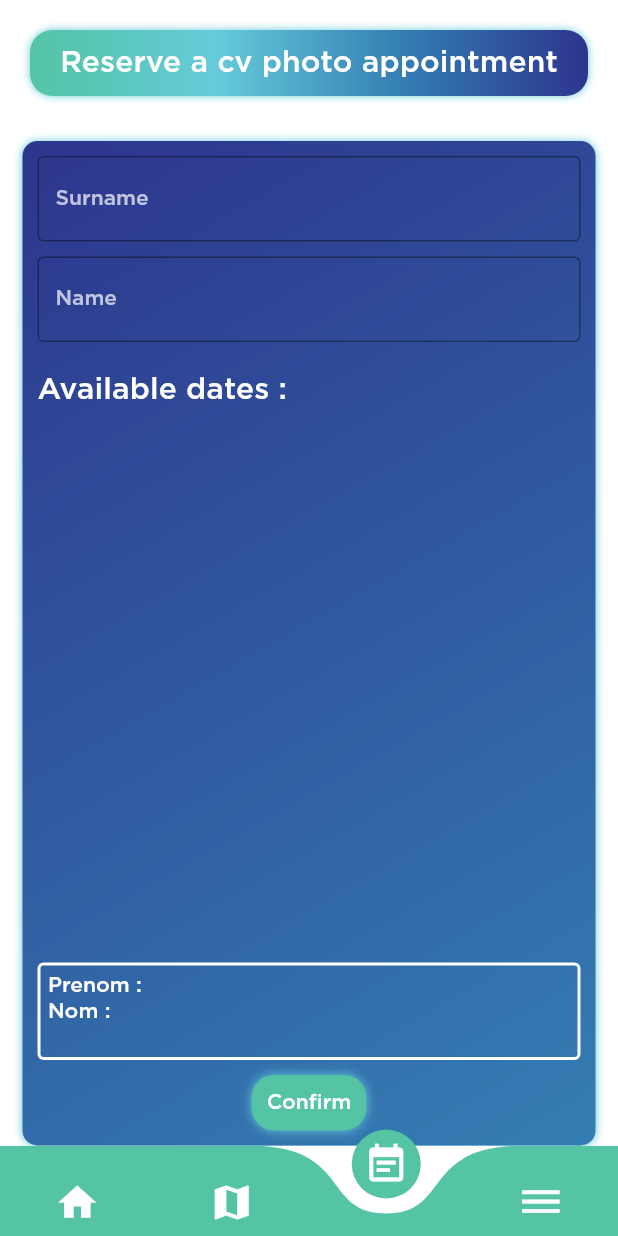
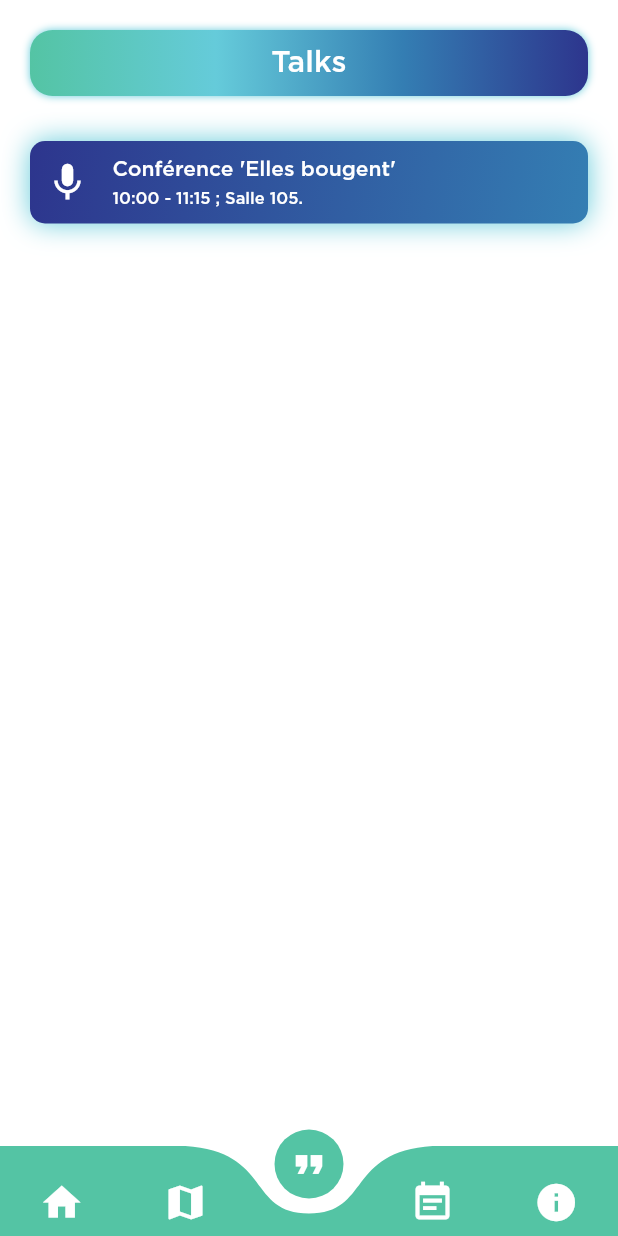
Before and after one commit to fouques1u/ForumHorizonChimie2020, a Flutter app: the screen it shows after launch, item 3 of the bottom bar chosen, on a phone screen of 412 x 824 dp. Run offline on Flutter 3.47's test engine with Material 2 defaults, Android fonts, the phone set to English and light mode, and no system bars; drawn by our look-alikes of curved_navigation_bar; our stand-ins replace cloud_firestore, device_info, fluttertoast, font_awesome_flutter; accounts and stored records are empty.

Commit message:
Added conference screen.

```diff
--- a/lib/home_page.dart
+++ b/lib/home_page.dart
@@ -6,6 +6,7 @@ import 'screens/cv_screen.dart';
 import 'screens/home_screen.dart';
 import 'screens/map_screen.dart';
 import 'screens/options_screen.dart';
+import 'screens/conference_screen.dart';
 
 class HomePage extends StatefulWidget {
   final String title;
@@ -54,6 +55,7 @@ class _HomePageState extends State<HomePage> {
         ),
         'title_code': 'plan'
       },
+      {'page' : ConferenceScreen(), 'title_code': 'conference'},
       {'page': CvScreen(), 'title_code': 'cv_registering'},
       {
         'page': OptionsScreen(
--- /dev/null
+++ b/lib/screens/conference_screen.dart
@@ -0,0 +1,44 @@
+import 'package:flutter/material.dart';
+import 'package:forum_horizon_chimie/widgets/conference_modal_bottom_sheet.dart';
+import 'package:forum_horizon_chimie/widgets/conference_widget.dart';
+
+import '../widgets/page_title_classic.dart';
+import '../app_localizations.dart';
+import '../colors.dart';
+
+class ConferenceScreen extends StatefulWidget {
+  @override
+  _ConferenceScreenState createState() => _ConferenceScreenState();
+}
+
+class _ConferenceScreenState extends State<ConferenceScreen> {
+  void showConferenceBottomSheet(BuildContext context) {
+    showModalBottomSheet(
+      backgroundColor: lightGreenColor,
+      context: context,
+      elevation: 4,
+      shape: RoundedRectangleBorder(
+          borderRadius: BorderRadius.vertical(top: Radius.circular(40))),
+      builder: (BuildContext context) {
+        return ConferenceModalBottomSheet();
+      },
+    );
+  }
+
+  @override
+  Widget build(BuildContext context) {
+    return Container(
+      color: Colors.white,
+      child: ListView(
+        children: <Widget>[
+          ClassicPageTitle(
+            title: 'conference',
+          ),
+          ConferenceWidget(
+            onTapFunction: () => showConferenceBottomSheet(context),
+          ),
+        ],
+      ),
+    );
+  }
+}
--- a/lib/screens/cv_screen.dart
+++ b/lib/screens/cv_screen.dart
@@ -127,6 +127,7 @@ class _CvScreenState extends State<CvScreen> {
               backgroundColor: white,
               color: darkBlueColor,
               child: GridView.count(
+                scrollDirection: Axis.vertical,
                 physics: const AlwaysScrollableScrollPhysics(),
                 padding: EdgeInsets.all(5),
                 crossAxisSpacing: 10,
--- /dev/null
+++ b/lib/widgets/conference_widget.dart
@@ -0,0 +1,82 @@
+import 'package:flutter/material.dart';
+
+import '../colors.dart';
+
+class ConferenceWidget extends StatelessWidget {
+  final Function onTapFunction;
+
+  ConferenceWidget({@required this.onTapFunction});
+
+  @override
+  Widget build(BuildContext context) {
+    return InkWell(
+      onTap: () => onTapFunction(),
+      child: Container(
+        margin: EdgeInsets.symmetric(
+          vertical: 10,
+          horizontal: 20,
+        ),
+        width: double.infinity,
+        padding: EdgeInsets.all(10),
+        decoration: BoxDecoration(
+          gradient: LinearGradient(
+            colors: <Color>[
+              darkBlueColor,
+              simpleBlueColor,
+            ],
+            begin: Alignment.topLeft,
+            end: Alignment.bottomRight,
+          ),
+          boxShadow: [
+            BoxShadow(
+              blurRadius: 15.0,
+              spreadRadius: 0.0,
+              color: lightBlueColor,
+              //offset: Offset.fromDirection(1),  See nike shop speed code vid.
+            )
+          ],
+          shape: BoxShape.rectangle,
+          color: darkBlueColor,
+          borderRadius: BorderRadius.circular(10),
+        ),
+        child: Row(
+          mainAxisAlignment: MainAxisAlignment.start,
+          children: <Widget>[
+            Icon(
+              Icons.mic,
+              size: 30,
+              color: Colors.white,
+            ),
+            SizedBox(
+              width: 15,
+            ),
+            Column(
+              crossAxisAlignment: CrossAxisAlignment.start,
+              children: <Widget>[
+                Text(
+                  "Conférence 'Elles bougent'",
+                  style: TextStyle(
+                    color: Colors.white,
+                    fontFamily: 'Gotham',
+                    fontSize: 14,
+                  ),
+                ),
+                SizedBox(
+                  height: 5,
+                ),
+                Text(
+                  "10:00 - 11:15 ; Salle 105.",
+                  style: TextStyle(
+                    color: Colors.white,
+                    fontFamily: 'Gotham',
+                    fontSize: 11,
+                  ),
+                )
+              ],
+            )
+          ],
+        ),
+      ),
+    );
+  }
+}
--- a/lib/widgets/curved_bottom_navigation_bar.dart
+++ b/lib/widgets/curved_bottom_navigation_bar.dart
@@ -29,12 +29,17 @@ class CurvedBottomNavigationBar extends StatelessWidget {
           size: 30,
         ),
         Icon(
+          Icons.format_quote,
+          color: Theme.of(context).primaryColor,
+          size: 30,
+        ),
+        Icon(
           Icons.event_note,
           color: Theme.of(context).primaryColor,
           size: 30,
         ),
         Icon(
-          Icons.dehaze,
+          Icons.info,
           color: Theme.of(context).primaryColor,
           size: 30,
         )
--- a/pubspec.yaml
+++ b/pubspec.yaml
@@ -57,7 +57,6 @@ flutter:
    - assets/images/plan_rdc.png
    - assets/images/plan_etage_2.png
    - assets/images/plan_etage_1.png
-   - assets/images/forum-apercu.jpg
 
   # An image asset can refer to one or more resolution-specific "variants", see
   # https://flutter.dev/assets-and-images/#resolution-aware.
```
Also changed, not shown: lang/en.json (+3 -2 lines), lang/fr.json (+3 -2 lines), lib/screens/home_screen.dart (+13 -6 lines), lib/widgets/conference_modal_bottom_sheet.dart (added, +51 -0 lines), lib/widgets/grid_tile_classic.dart (+53 -5 lines), assets/images/img_forum_modified.png (added).
